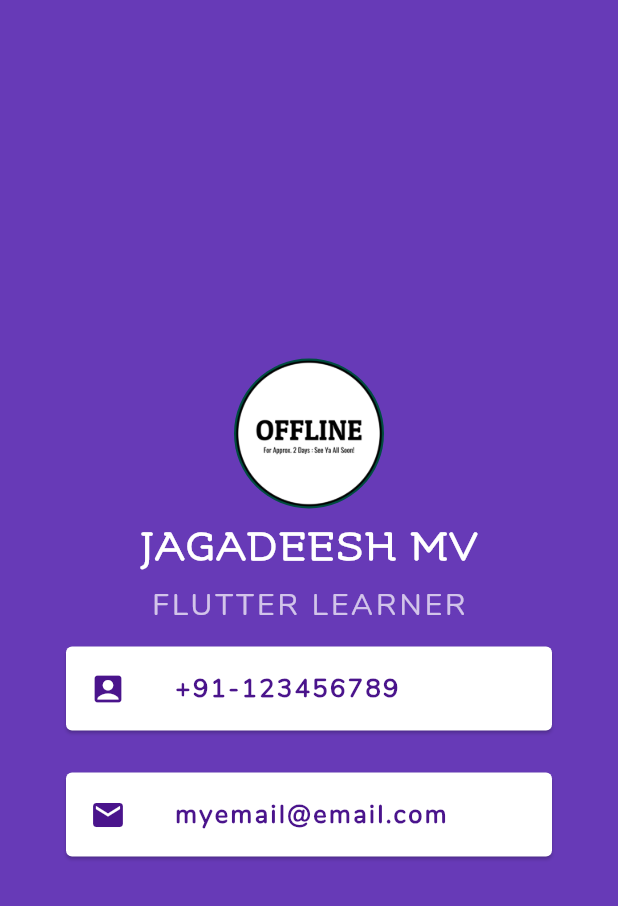
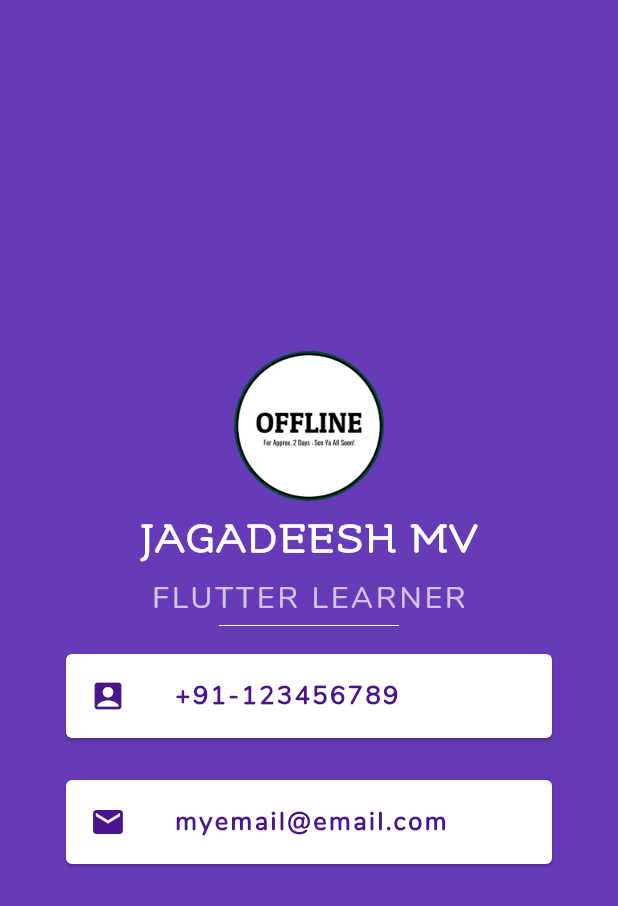
Before and after one commit to jagadeeshmv90/Flutter-Card-App, a Flutter app: the screen it shows after launch, on a phone screen of 412 x 824 dp. Shown: the top 906 px of the screen. Run offline on Flutter 3.47's test engine with Material 2 defaults, Android fonts, the phone set to English and light mode, and no system bars.

Commit message:
just a ruler

```diff
--- a/lib/main.dart
+++ b/lib/main.dart
@@ -32,7 +32,7 @@ class MyApplication extends StatelessWidget {
                 letterSpacing: 1.7,
               ),
             ),
-            SizedBox(height: 10,),
+            SizedBox(height: 10.0,),
             Text(
               'FLUTTER LEARNER',
               style: TextStyle(
@@ -41,6 +41,13 @@ class MyApplication extends StatelessWidget {
                 fontFamily: 'Nunito',
                 letterSpacing: 2.0,
                 fontWeight: FontWeight.w400,
+              ),
+            ),
+            SizedBox(
+              height: 10.0,
+              width: 120.0,
+              child: Divider(
+                color: Colors.white,
               ),
             ),
             Container(
```
